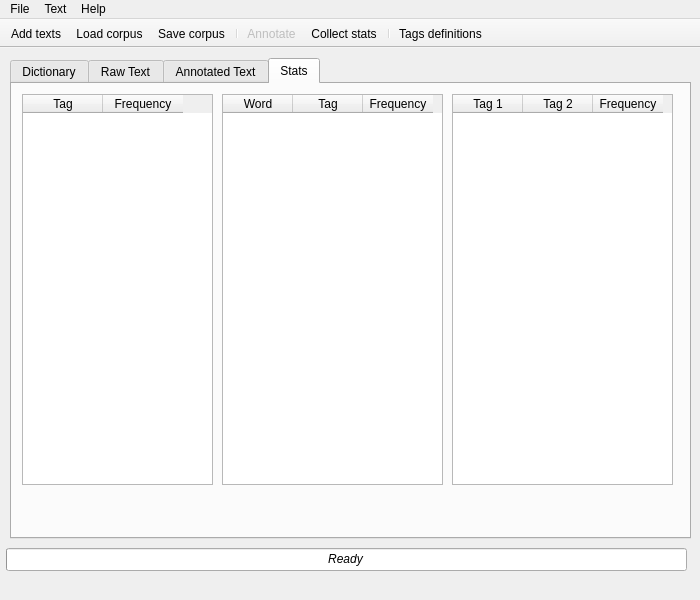
The window that App/app_window.ui (vladrrv/BSU-NLP) describes before a commit, drawn with Qt 5.
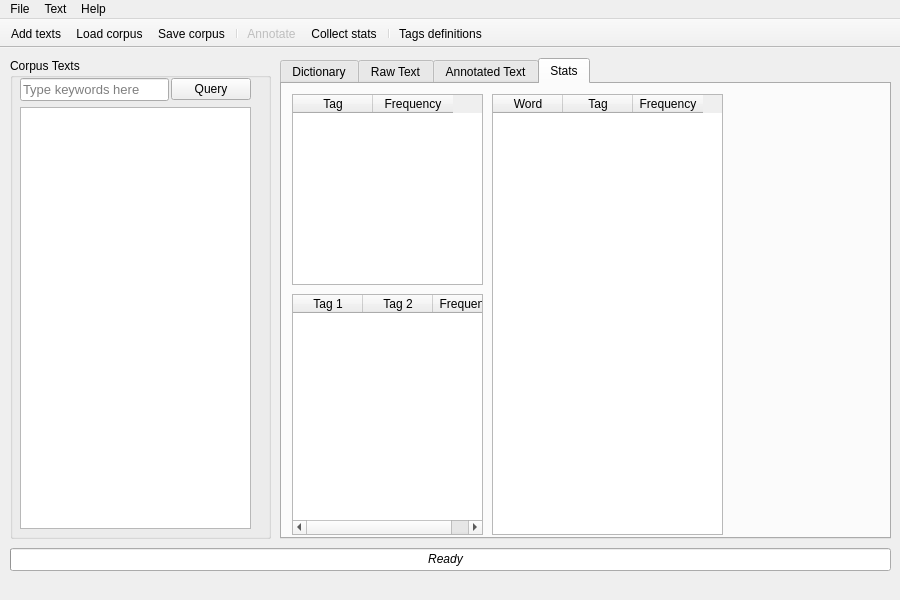
The same window after the commit. The open tabs and pages were chosen to show the change. Icons and pictures are not drawn.

The edit to the form file:
```diff
--- a/App/app_window.ui
+++ b/App/app_window.ui
@@ -6,7 +6,7 @@
    <rect>
     <x>0</x>
     <y>0</y>
-    <width>700</width>
+    <width>900</width>
     <height>600</height>
    </rect>
   </property>
@@ -18,13 +18,13 @@
   </property>
   <property name="minimumSize">
    <size>
-    <width>700</width>
+    <width>900</width>
     <height>600</height>
    </size>
   </property>
   <property name="maximumSize">
    <size>
-    <width>700</width>
+    <width>900</width>
     <height>600</height>
    </size>
   </property>
@@ -45,9 +45,9 @@
    <widget class="QProgressBar" name="progress_bar">
     <property name="geometry">
      <rect>
-      <x>6</x>
+      <x>10</x>
       <y>500</y>
-      <width>681</width>
+      <width>881</width>
       <height>23</height>
      </rect>
     </property>
@@ -61,9 +61,9 @@
    <widget class="QTabWidget" name="tabs">
     <property name="geometry">
      <rect>
-      <x>10</x>
+      <x>280</x>
       <y>10</y>
-      <width>681</width>
+      <width>611</width>
       <height>481</height>
      </rect>
     </property>
@@ -473,19 +473,9 @@
       </property>
       <property name="geometry">
        <rect>
-        <x>220</x>
-        <y>10</y>
-        <width>441</width>
-        <height>431</height>
-       </rect>
-      </property>
-     </widget>
-     <widget class="QListWidget" name="lw_raw">
-      <property name="geometry">
-       <rect>
         <x>10</x>
         <y>10</y>
-        <width>201</width>
+        <width>541</width>
         <height>431</height>
        </rect>
       </property>
@@ -631,7 +621,7 @@
         <x>10</x>
         <y>10</y>
         <width>191</width>
-        <height>391</height>
+        <height>191</height>
        </rect>
       </property>
       <property name="editTriggers">
@@ -671,8 +661,8 @@
        <rect>
         <x>210</x>
         <y>10</y>
-        <width>221</width>
-        <height>391</height>
+        <width>231</width>
+        <height>441</height>
        </rect>
       </property>
       <property name="editTriggers">
@@ -715,10 +705,10 @@
      <widget class="QTableWidget" name="tw_stat_tt">
       <property name="geometry">
        <rect>
-        <x>440</x>
-        <y>10</y>
-        <width>221</width>
-        <height>391</height>
+        <x>10</x>
+        <y>210</y>
+        <width>191</width>
+        <height>241</height>
        </rect>
       </property>
       <property name="editTriggers">
@@ -765,7 +755,7 @@
      <rect>
       <x>10</x>
       <y>500</y>
-      <width>671</width>
+      <width>871</width>
       <height>21</height>
      </rect>
     </property>
@@ -781,14 +771,68 @@
      <set>Qt::AlignCenter</set>
     </property>
    </widget>
+   <widget class="QGroupBox" name="groupBox_3">
+    <property name="geometry">
+     <rect>
+      <x>10</x>
+      <y>10</y>
+      <width>261</width>
+      <height>481</height>
+     </rect>
+    </property>
+    <property name="title">
+     <string>Corpus Texts</string>
+    </property>
+    <widget class="QWidget" name="verticalLayoutWidget_5">
+     <property name="geometry">
+      <rect>
+       <x>10</x>
+       <y>20</y>
+       <width>231</width>
+       <height>451</height>
+      </rect>
+     </property>
+     <layout class="QVBoxLayout" name="verticalLayout_5">
+      <item>
+       <layout class="QHBoxLayout" name="horizontalLayout_7">
+        <property name="spacing">
+         <number>2</number>
+        </property>
+        <item>
+         <widget class="QLineEdit" name="le_query">
+          <property name="font">
+           <font>
+            <pointsize>10</pointsize>
+           </font>
+          </property>
+          <property name="placeholderText">
+           <string>Type keywords here</string>
+          </property>
+         </widget>
+        </item>
+        <item>
+         <widget class="QPushButton" name="pb_query">
+          <property name="text">
+           <string>Query</string>
+          </property>
+         </widget>
+        </item>
+       </layout>
+      </item>
+      <item>
+       <widget class="QListWidget" name="lw_raw"/>
+      </item>
+     </layout>
+    </widget>
+   </widget>
   </widget>
   <widget class="QMenuBar" name="menubar">
    <property name="geometry">
     <rect>
      <x>0</x>
      <y>0</y>
-     <width>700</width>
-     <height>26</height>
+     <width>900</width>
+     <height>21</height>
     </rect>
    </property>
    <widget class="QMenu" name="menuFile">
```
Left out of the diff: 16 changed lines with no effect on the pictures.
